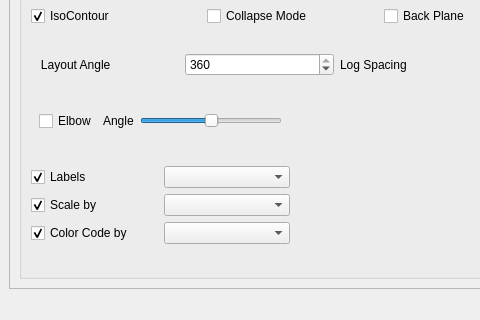
This is CellLineage.ui in gofigure2/CellLineageViewer as Qt 5 draws it before an edit; both pictures show x 0 to 480 and y 400 to 720 of the 791 by 720 pixel window. The edited form follows.
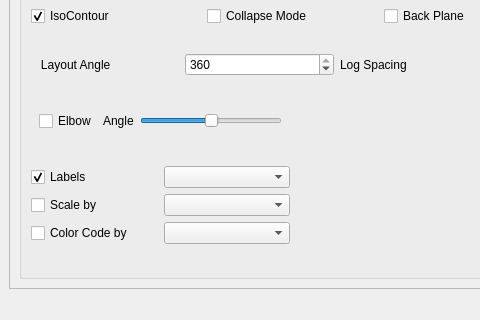
This is the edited form. Icons and pictures are not drawn. Custom widgets are drawn as their Qt base class.

```diff
--- a/CellLineage.ui
+++ b/CellLineage.ui
@@ -303,7 +303,7 @@
                     <string>Scale by</string>
                    </property>
                    <property name="checked">
-                    <bool>true</bool>
+                    <bool>false</bool>
                    </property>
                   </widget>
                  </item>
@@ -323,7 +323,7 @@
                     <string>Color Code by</string>
                    </property>
                    <property name="checked">
-                    <bool>true</bool>
+                    <bool>false</bool>
                    </property>
                   </widget>
                  </item>
```
